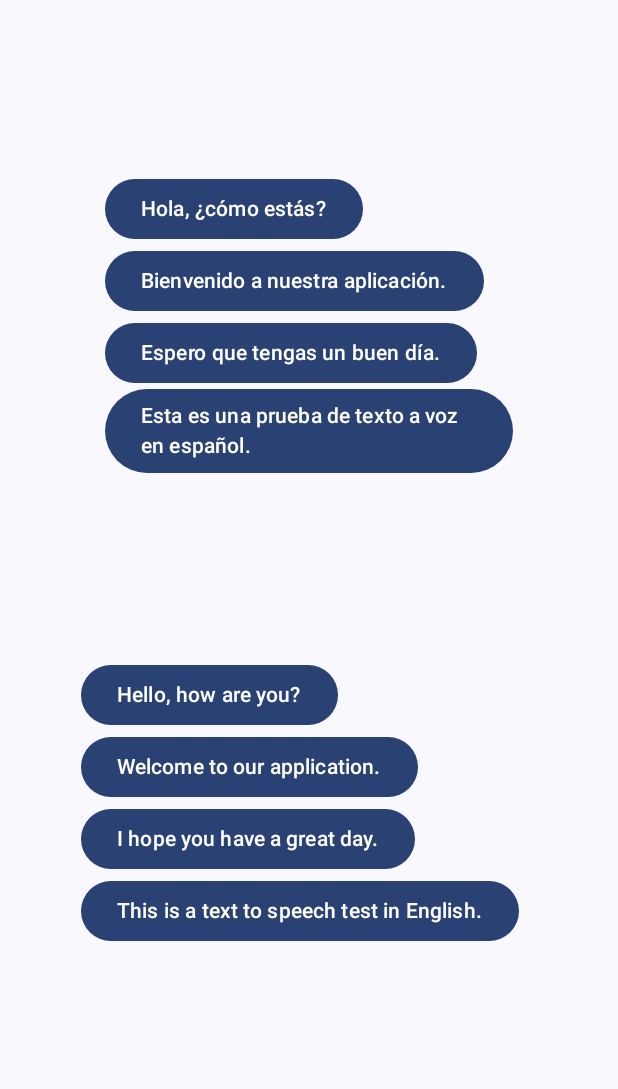
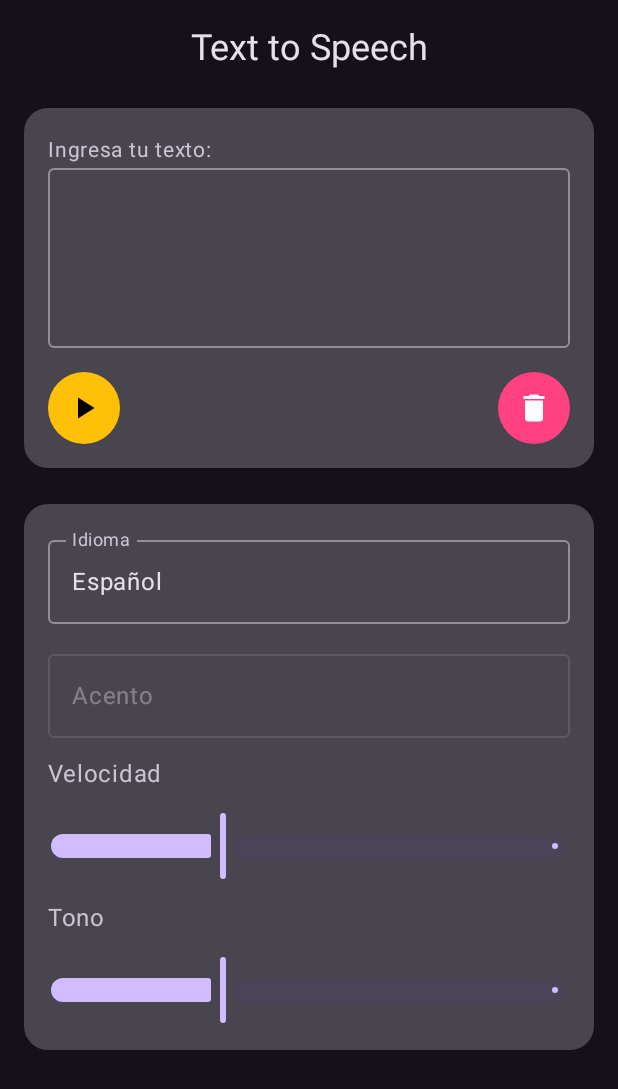
Before and after one commit to Wcno/aplicativo, an Android app built with Jetpack Compose: the screen it shows after launch (MainActivity), on a phone screen of 412 x 824 dp. Shown: the top 1089 px of the screen. Run offline under Robolectric (Android 15) with nearby library versions, the phone set to English and light mode, and no system bars.

Commit message:
upgrade of UI

```diff
--- a/app/build.gradle.kts
+++ b/app/build.gradle.kts
@@ -10,7 +10,7 @@ android {
 
     defaultConfig {
         applicationId = "com.example.aplicativo"
-        minSdk = 34
+        minSdk = 33
         targetSdk = 35
         versionCode = 1
         versionName = "1.0"
--- a/app/src/main/java/com/example/aplicativo/MainActivity.kt
+++ b/app/src/main/java/com/example/aplicativo/MainActivity.kt
@@ -2,30 +2,53 @@ package com.example.aplicativo
 
 import android.os.Bundle
 import android.speech.tts.TextToSpeech
+import android.speech.tts.Voice
 import androidx.activity.ComponentActivity
 import androidx.activity.compose.setContent
 import androidx.activity.enableEdgeToEdge
+import androidx.compose.foundation.background
+import androidx.compose.foundation.layout.Arrangement
 import androidx.compose.foundation.layout.Column
 import androidx.compose.foundation.layout.Row
-import androidx.compose.foundation.layout.Spacer
 import androidx.compose.foundation.layout.fillMaxSize
+import androidx.compose.foundation.layout.fillMaxWidth
 import androidx.compose.foundation.layout.height
 import androidx.compose.foundation.layout.padding
+import androidx.compose.foundation.shape.CircleShape
+import androidx.compose.foundation.shape.RoundedCornerShape
+import androidx.compose.material.icons.Icons
+import androidx.compose.material.icons.filled.Delete
+import androidx.compose.material.icons.filled.PlayArrow
 import androidx.compose.material3.Button
-import androidx.compose.material3.Scaffold
+import androidx.compose.material3.ButtonDefaults
+import androidx.compose.material3.Card
+import androidx.compose.material3.CardDefaults
+import androidx.compose.material3.DropdownMenuItem
+import androidx.compose.material3.ExperimentalMaterial3Api
+import androidx.compose.material3.ExposedDropdownMenuBox
+import androidx.compose.material3.Icon
+import androidx.compose.material3.IconButton
+import androidx.compose.material3.MaterialTheme
+import androidx.compose.material3.OutlinedTextField
+import androidx.compose.material3.Slider
+import androidx.compose.material3.Surface
 import androidx.compose.material3.Text
+import androidx.compose.material3.darkColorScheme
 import androidx.compose.runtime.Composable
 import androidx.compose.runtime.DisposableEffect
-import androidx.compose.runtime.MutableState
+import androidx.compose.runtime.getValue
+import androidx.compose.runtime.mutableFloatStateOf
+import androidx.compose.runtime.mutableStateListOf
 import androidx.compose.runtime.mutableStateOf
 import androidx.compose.runtime.remember
+import androidx.compose.runtime.setValue
+import androidx.compose.ui.Alignment
 import androidx.compose.ui.Modifier
-import androidx.compose.ui.tooling.preview.Preview
-import com.example.aplicativo.ui.theme.AplicativoTheme
-import androidx.compose.runtime.getValue
-import androidx.compose.runtime.setValue
+import androidx.compose.ui.graphics.Color
 import androidx.compose.ui.platform.LocalContext
+import androidx.compose.ui.text.style.TextAlign
 import androidx.compose.ui.unit.dp
+import androidx.compose.ui.unit.sp
 import java.util.Locale
 
 class MainActivity : ComponentActivity() {
@@ -33,128 +56,179 @@ class MainActivity : ComponentActivity() {
         super.onCreate(savedInstanceState)
         enableEdgeToEdge()
         setContent {
-            AplicativoTheme {
-                Scaffold(modifier = Modifier.fillMaxSize()) { innerPadding ->
-                    Column(modifier = Modifier.fillMaxSize().padding(innerPadding)) {
-                        TextToSpeechScreen()
-                    }
+            MaterialTheme(colorScheme = darkColorScheme()) {
+                Surface(modifier = Modifier.fillMaxSize()) {
+                    ModernTTSUI()
                 }
             }
         }
     }
 }
 
+@OptIn(ExperimentalMaterial3Api::class)
 @Composable
-fun Greeting(name: String, modifier: Modifier = Modifier) {
-    Text(
-        text = "Hello $name!",
-        modifier = modifier
-    )
-}
+fun ModernTTSUI() {
+    val context = LocalContext.current
+    var text by remember { mutableStateOf("") }
+    var selectedLanguage by remember { mutableStateOf("Español") }
+    var selectedAccent by remember { mutableStateOf("") }
+    var speed by remember { mutableFloatStateOf(1.0f) }
+    var pitch by remember { mutableFloatStateOf(1.0f) }
+    var volume by remember { mutableFloatStateOf(1.0f) }
 
-@Preview(showBackground = true)
-/*@Composable
-fun GreetingPreview() {
-    TalkingappTheme {
-        Greeting("Android")
+    val allVoices = remember { mutableStateListOf<Voice>() }
+    var accentOptions by remember { mutableStateOf(listOf<String>()) }
+    var ttsReady by remember { mutableStateOf(false) }
+
+    val tts = remember {
+        TextToSpeech(context) { status ->
+            ttsReady = status == TextToSpeech.SUCCESS
+        }
     }
-}*/
 
-@Composable
-fun TextToSpeechScreen() {
-    var isSpeaking by remember { mutableStateOf(false) }
+    DisposableEffect(Unit) {
+        onDispose {
+            tts.stop()
+            tts.shutdown()
+        }
+    }
 
-    val tts1 = rememberTextToSpeech("US")
-    val tts2 = rememberTextToSpeech("ES")
+    Column(
+        modifier = Modifier
+            .fillMaxSize()
+            .padding(16.dp),
+        verticalArrangement = Arrangement.spacedBy(24.dp),
+        horizontalAlignment = Alignment.CenterHorizontally
+    ) {
+        Text("Text to Speech", style = MaterialTheme.typography.headlineSmall)
 
-    val oracion = listOf(
-        "Hola, ¿cómo estás?",
-        "Bienvenido a nuestra aplicación.",
-        "Espero que tengas un buen día.",
-        "Esta es una prueba de texto a voz en español."
-    )
+        Card(
+            shape = RoundedCornerShape(16.dp),
+            modifier = Modifier.fillMaxWidth(),
+            colors = CardDefaults.cardColors(containerColor = MaterialTheme.colorScheme.surfaceVariant)
+        ) {
+            Column(modifier = Modifier.padding(16.dp)) {
+                Text("Ingresa tu texto:", fontSize = 14.sp)
+                OutlinedTextField(
+                    value = text,
+                    onValueChange = { text = it },
+                    modifier = Modifier
+                        .fillMaxWidth()
+                        .height(120.dp),
+                    maxLines = 4
+                )
 
-    val sentences = listOf(
-        "Hello, how are you?",
-        "Welcome to our application.",
-        "I hope you have a great day.",
-        "This is a text to speech test in English."
-    )
+                Row(
+                    modifier = Modifier
+                        .fillMaxWidth()
+                        .padding(top = 16.dp),
+                    horizontalArrangement = Arrangement.SpaceBetween
+                ) {
+                    IconButton(onClick = {
+                        if (!ttsReady || text.isBlank()) return@IconButton
 
-    Spacer(modifier = Modifier.height(45.dp))
+                        val selectedVoice = allVoices.firstOrNull {
+                            "${it.locale.displayCountry} - ${it.name}" == selectedAccent
+                        }
 
-    Column {
-        Row {
-            Column(modifier = Modifier.padding(70.dp)) {
-                isSpeaking = false
-                for (r in oracion) {
-                    Button (onClick = {
-                        if (tts2.value?.isSpeaking == true) {
-                            tts2.value?.stop()
-                            isSpeaking = false
+                        selectedVoice?.let { tts.voice = it }
+                        tts.setSpeechRate(speed)
+                        tts.setPitch(pitch)
+                        tts.speak(text, TextToSpeech.QUEUE_FLUSH, null, null)
+                    }, modifier = Modifier
+                        .background(Color(0xFFFFC107), CircleShape)) {
+                        Icon(Icons.Default.PlayArrow, contentDescription = null, tint = Color.Black)
+                    }
 
-                        } else {
-                            tts2.value?.speak(
-                                r, TextToSpeech.QUEUE_FLUSH, null, ""
-                            )
-                            isSpeaking = true
+                    IconButton(onClick = { text = "" }, modifier = Modifier
+                        .background(Color(0xFFFF4081), CircleShape)) {
+                        Icon(Icons.Default.Delete, contentDescription = null, tint = Color.White)
+                    }
+                }
+            }
+        }
+
+        Card(
+            shape = RoundedCornerShape(16.dp),
+            modifier = Modifier.fillMaxWidth(),
+            colors = CardDefaults.cardColors(containerColor = MaterialTheme.colorScheme.surfaceVariant)
+        ) {
+            Column(modifier = Modifier.padding(16.dp), verticalArrangement = Arrangement.spacedBy(12.dp)) {
+                val languageOptions = listOf("Español", "Inglés", "Francés", "Mandarín")
+                var langExpanded by remember { mutableStateOf(false) }
+
+                ExposedDropdownMenuBox(expanded = langExpanded, onExpandedChange = { langExpanded = !langExpanded }) {
+                    OutlinedTextField(
+                        value = selectedLanguage,
+                        onValueChange = {},
+                        readOnly = true,
+                        label = { Text("Idioma") },
+                        modifier = Modifier.menuAnchor().fillMaxWidth()
+                    )
+                    ExposedDropdownMenu(expanded = langExpanded, onDismissRequest = { langExpanded = false }) {
+                        languageOptions.forEach {
+                            DropdownMenuItem(text = { Text(it) }, onClick = {
+                                selectedLanguage = it
+                                val locale = when (it) {
+                                    "Español" -> Locale("es", "ES")
+                                    "Inglés" -> Locale("en", "US")
+                                    "Francés" -> Locale("fr", "FR")
+                                    "Mandarín" -> Locale.SIMPLIFIED_CHINESE
+                                    else -> Locale.getDefault()
+                                }
+
+                                val result = tts.setLanguage(locale)
+                                if (result == TextToSpeech.LANG_MISSING_DATA || result == TextToSpeech.LANG_NOT_SUPPORTED) {
+                                    accentOptions = emptyList()
+                                    return@DropdownMenuItem
+                                }
+
+                                val voices = tts.voices?.filter { it.locale.language == locale.language } ?: emptyList()
+                                allVoices.clear()
+                                allVoices.addAll(voices)
+
+                                accentOptions = voices.map { "${it.locale.displayCountry} - ${it.name}" }.distinct()
+                                if (accentOptions.isNotEmpty()) {
+                                    selectedAccent = accentOptions.first()
+                                }
+                                langExpanded = false
+                            })
                         }
-                    }
-                    ) {
-                        Text(r)
                     }
                 }
 
-            }
-        }
+                val accentEnabled = accentOptions.isNotEmpty()
+                var accentExpanded by remember { mutableStateOf(false) }
 
-        Row {
-            //TTS EN INGLES
-            Column(modifier = Modifier.padding(54.dp)) {
-                isSpeaking = false
-                for (sentence in sentences) {
-                    Button(onClick = {
-                        if (tts1.value?.isSpeaking == true) {
-                            tts1.value?.stop()
-                            isSpeaking = false
+                ExposedDropdownMenuBox(
+                    expanded = accentExpanded,
+                    onExpandedChange = { if (accentEnabled) accentExpanded = !accentExpanded }) {
+                    OutlinedTextField(
+                        value = selectedAccent,
+                        onValueChange = {},
+                        readOnly = true,
+                        label = { Text("Acento") },
+                        modifier = Modifier.menuAnchor().fillMaxWidth(),
+                        enabled = accentEnabled
+                    )
+                    if (accentEnabled) {
+                        ExposedDropdownMenu(expanded = accentExpanded, onDismissRequest = { accentExpanded = false }) {
+                            accentOptions.forEach {
+                                DropdownMenuItem(text = { Text(it) }, onClick = {
+                                    selectedAccent = it
+                                    accentExpanded = false
+                                })
+                            }
+                        }
+                    }
+                }
 
-                        } else {
-                            tts1.value?.speak(
-                                sentence, TextToSpeech.QUEUE_FLUSH, null, ""
-                            )
-                            isSpeaking = true
-                        }
-                    }) {
-                        Text(sentence)
-                    } // End Button
-                } // End for
-
+                Text("Velocidad")
+                Slider(value = speed, onValueChange = { speed = it }, valueRange = 0.5f..2f)
+                Text("Tono")
+                Slider(value = pitch, onValueChange = { pitch = it }, valueRange = 0.5f..2f)
             }
         }
 
     }
-
 }
-
-@Composable
-fun rememberTextToSpeech(idioma: String): MutableState<TextToSpeech?> {
-    val context = LocalContext.current
-    val tts = remember { mutableStateOf<TextToSpeech?>(null) }
-    DisposableEffect (context) {
-        val textToSpeech = TextToSpeech(context) { status ->
-            if (status == TextToSpeech.SUCCESS) {
-                if (idioma != "ES")
-                    tts.value?.language = Locale.US
-                else
-                    tts.value?.language = Locale.forLanguageTag(idioma)
-            }
-        }
-        tts.value = textToSpeech
-
-        onDispose {
-            textToSpeech.stop()
-            textToSpeech.shutdown()
-        }
-    }
-    return tts
-}
```
